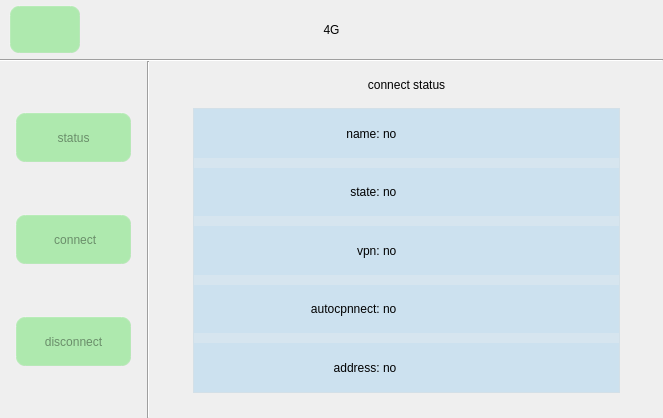
Qt form sim_module.ui (jizizihe/baijie_demo) before a commit.
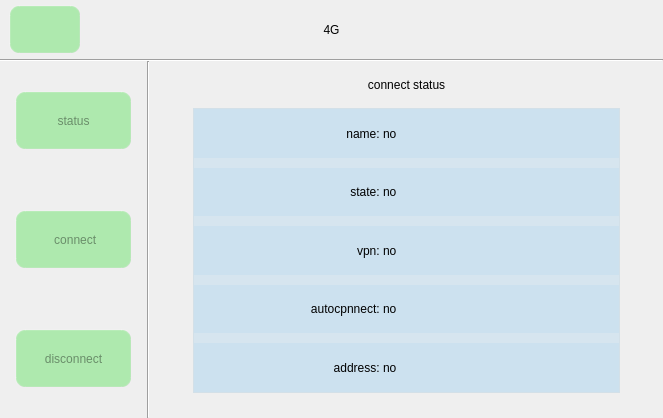
The same form after that commit. The open tabs and pages were chosen to show the change. Icons and pictures are not drawn. Custom widgets are drawn as their Qt base class.

What changed in the file:
```diff
--- a/sim_module.ui
+++ b/sim_module.ui
@@ -222,7 +222,7 @@
         </item>
         <item>
          <widget class="QWidget" name="widget" native="true">
-          <layout class="QVBoxLayout" name="verticalLayout" stretch="2,2,2,2,2,2,2">
+          <layout class="QVBoxLayout" name="verticalLayout" stretch="1,2,2,2,2,2,1">
            <property name="spacing">
             <number>0</number>
            </property>
```
Left out of the diff: 127 changed lines with no effect on the pictures.
